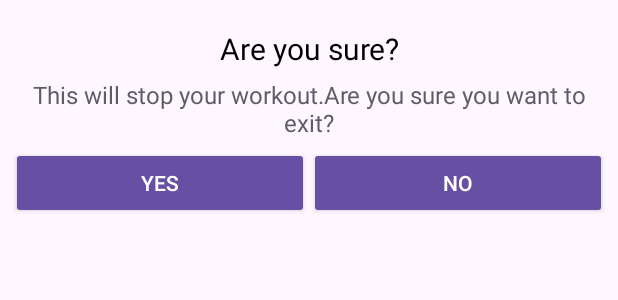
After one commit to droidakshat/7MinuteWorkout, an Android app: the layout dialog_exit.xml on its own in the app's theme, with its tools: preview values and no code run, on a phone screen of 412 x 824 dp. The commit adds this screen. Shown: the top 300 px of the screen. Run offline under Robolectric (Android 15) with nearby library versions, the phone set to English and light mode, and no system bars.

Commit message:
finished.2

```diff
--- a/app/src/main/java/com/example/a7minutesworkout/ExcerciseActivity.kt
+++ b/app/src/main/java/com/example/a7minutesworkout/ExcerciseActivity.kt
@@ -1,5 +1,6 @@
 package com.example.a7minutesworkout
 
+import android.app.Dialog
 import android.content.Intent
 import android.media.MediaPlayer
 import android.net.Uri
@@ -12,6 +13,7 @@ import android.view.View
 import android.widget.Toast
 import androidx.recyclerview.widget.LinearLayoutManager
 import com.example.a7minutesworkout.databinding.ActivityExcerciseBinding
+import com.example.a7minutesworkout.databinding.DialogExitBinding
 import java.util.Locale
 
 class ExcerciseActivity : AppCompatActivity(), TextToSpeech.OnInitListener {
@@ -47,13 +49,34 @@ class ExcerciseActivity : AppCompatActivity(), TextToSpeech.OnInitListener {
         tts= TextToSpeech(this,this)
 
         binding?.toolbar?.setNavigationOnClickListener {
-            onBackPressed()
+            cuatomDialogforbackbutton()
         }
 setupRestView()
         setupExerciseRecycleview()
 
 
     }
+
+    override fun onBackPressed() {
+        cuatomDialogforbackbutton()
+       // super.onBackPressed()
+    }
+     private fun cuatomDialogforbackbutton(){
+         val customdialog = Dialog(this)
+         val dialogBinding=DialogExitBinding.inflate(layoutInflater)
+         customdialog.setContentView(dialogBinding.root)
+         customdialog.setCanceledOnTouchOutside(false)
+         dialogBinding.blCustomYes.setOnClickListener{
+             this@ExcerciseActivity.finish()
+             customdialog.dismiss()
+
+         }
+         dialogBinding.blCustomNo.setOnClickListener{
+             customdialog.dismiss()
+
+         }
+         customdialog.show()
+     }
     private fun setupExerciseRecycleview() {
         binding?.rvExerciseStatus?.layoutManager =
             LinearLayoutManager(this, LinearLayoutManager.HORIZONTAL,false)
--- /dev/null
+++ b/app/src/main/res/layout/dialog_exit.xml
@@ -0,0 +1,70 @@
+<?xml version="1.0" encoding="utf-8"?>
+<LinearLayout xmlns:android="http://schemas.android.com/apk/res/android"
+    android:layout_width="match_parent"
+    android:layout_height="match_parent"
+    android:padding="5dp"
+    android:layout_margin="2dp"
+    android:orientation="vertical">
+    <LinearLayout
+        android:layout_width="match_parent"
+        android:layout_height="wrap_content"
+        android:orientation="vertical"
+        android:padding="2dp"
+        android:layout_margin="3dp"
+
+        >
+        <TextView
+            android:layout_width="match_parent"
+            android:layout_height="wrap_content"
+            android:text="Are you sure?"
+            android:gravity="center"
+            android:layout_margin="6dp"
+            android:textColor="@color/black"
+            android:textStyle="normal"
+            android:textSize="20dp"
+            />
+        <TextView
+            android:layout_width="match_parent"
+            android:layout_height="wrap_content"
+            android:text="This will stop your workout.Are you sure you want to exit?"
+            android:textColor="@color/material_dynamic_neutral40"
+            android:gravity="center"
+            android:textStyle="normal"
+            android:textSize="16dp"
+            />
+    </LinearLayout>
+    <LinearLayout
+        android:layout_width="match_parent"
+        android:layout_height="wrap_content"
+
+        android:orientation="horizontal"
+        >
+
+        <Button
+            android:id="@+id/bl_customYes"
+            style="@style/Widget.AppCompat.Button"
+            android:layout_width="wrap_content"
+            android:layout_height="wrap_content"
+            android:layout_weight="1"
+
+            android:backgroundTint="@color/stbar2"
+
+            android:scrollbarThumbHorizontal="@android:drawable/bottom_bar"
+            android:text="Yes" />
+
+        <Button
+            android:id="@+id/bl_customNo"
+            style="@style/Widget.AppCompat.Button.Colored"
+            android:layout_width="wrap_content"
+            android:layout_height="wrap_content"
+            android:layout_weight="1"
+            android:backgroundTint="@color/stbar2"
+            android:text="No" />
+
+
+    </LinearLayout>
+
+
+
+
+</LinearLayout>
```
